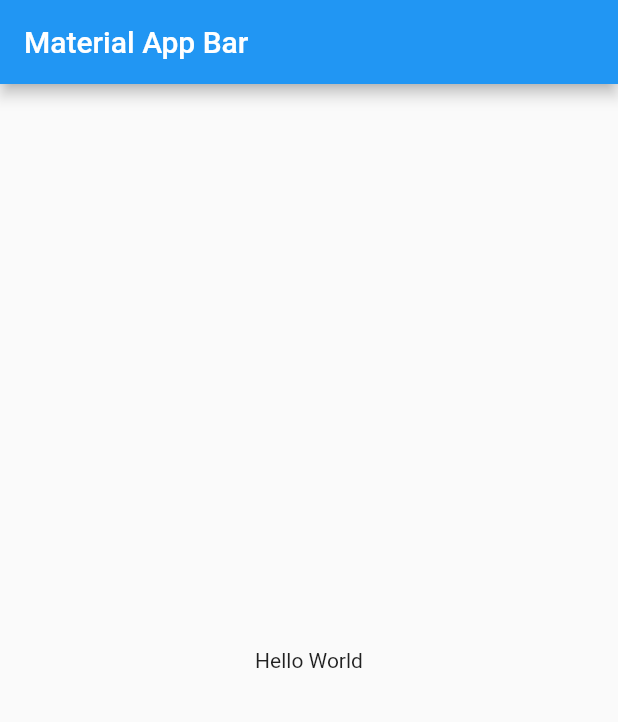
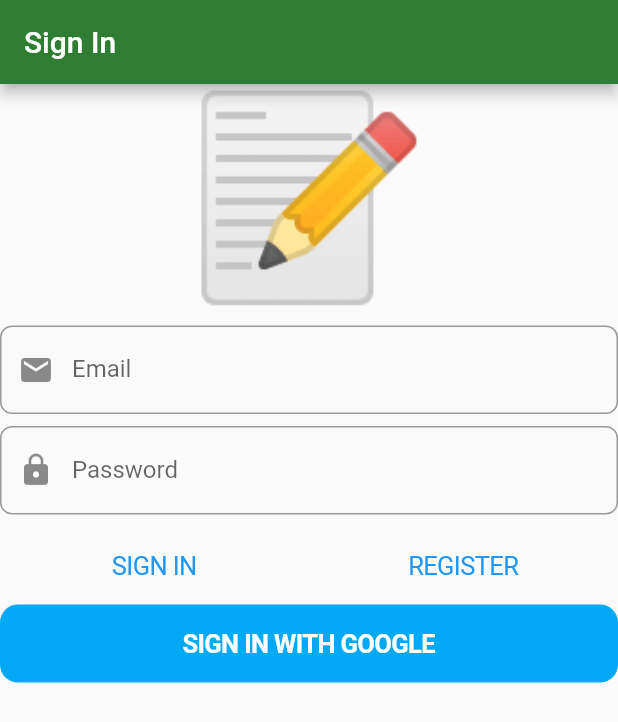
Before and after one commit to DevKang/flutter_study_ddd_firebase, a Flutter app: the screen it shows after launch, on a phone screen of 412 x 824 dp. Shown: the top 722 px of the screen. Run offline on Flutter 3.47's test engine with Material 2 defaults, Android fonts, the phone set to English and light mode, and no system bars; our stand-ins replace another_flushbar, bloc, dartz, firebase_auth, firebase_core, flutter_bloc and 4 more; accounts and stored records are empty.

Commit message:
[2021-03-10] Lecture 08 Completed

```diff
--- a/lib/infrastructure/auth/firebase_auth_facade.dart
+++ b/lib/infrastructure/auth/firebase_auth_facade.dart
@@ -59,6 +59,7 @@ class FirebaseAuthFacade implements IAuthFacade {
 
   @override
   Future<Either<AuthFailure, Unit>> signInWithGoogle() async {
+    try {
       final googleUser = await _googleSignIn.signIn();
       if (googleUser == null) {
         return left(const AuthFailure.cancelledByUser());
@@ -71,5 +72,9 @@ class FirebaseAuthFacade implements IAuthFacade {
       return _firebaseAuth
           .signInWithCredential(authCredential)
           .then((r) => right(unit));
+    } catch (e) {
+      print(e);
+      return left(const AuthFailure.serverError());
     }
   }
+}
--- a/lib/infrastructure/core/firebase_injectable_module.dart
+++ b/lib/infrastructure/core/firebase_injectable_module.dart
@@ -5,7 +5,12 @@ import 'package:injectable/injectable.dart';
 @module
 abstract class FirebaseInjectableMudule {
   @LazySingleton()
-  GoogleSignIn get googleSignIn => GoogleSignIn();
+  GoogleSignIn get googleSignIn => GoogleSignIn(
+        scopes: [
+          'email',
+          'https://www.googleapis.com/auth/contacts.readonly',
+        ],
+      );
 
   @LazySingleton()
   FirebaseAuth get firebaseAuth => FirebaseAuth.instance;
--- a/lib/main.dart
+++ b/lib/main.dart
@@ -1,27 +1,12 @@
+import 'package:firebase_core/firebase_core.dart';
 import 'package:flutter/material.dart';
 import 'package:flutter_ddd_firebase/injection.dart';
+import 'package:flutter_ddd_firebase/presentation/core/app_widget.dart';
 import 'package:injectable/injectable.dart';
 
-void main() {
+Future<void> main() async {
+  WidgetsFlutterBinding.ensureInitialized();
+  await Firebase.initializeApp();
   configureInjection(Environment.prod);
-  runApp(MyApp());
+  runApp(AppWidget());
 }
-
-class MyApp extends StatelessWidget {
-  @override
-  Widget build(BuildContext context) {
-    return MaterialApp(
-      title: "Material App",
-      home: Scaffold(
-        appBar: AppBar(
-          title: Text("Material App Bar"),
-        ),
-        body: Center(
-          child: Container(
-            child: Text("Hello World"),
-          ),
-        ),
-      ),
-    );
-  }
-}
--- /dev/null
+++ b/lib/presentation/core/app_widget.dart
@@ -0,0 +1,22 @@
+import 'package:flutter/material.dart';
+import 'package:flutter_ddd_firebase/presentation/sign_in/sign_in_page.dart';
+
+class AppWidget extends StatelessWidget {
+  @override
+  Widget build(BuildContext context) {
+    return MaterialApp(
+      title: "Notes",
+      home: SignInPage(),
+      debugShowCheckedModeBanner: false,
+      theme: ThemeData.light().copyWith(
+        primaryColor: Colors.green[800],
+        accentColor: Colors.blueAccent,
+        inputDecorationTheme: InputDecorationTheme(
+          border: OutlineInputBorder(
+            borderRadius: BorderRadius.circular(8),
+          ),
+        ),
+      ),
+    );
+  }
+}
--- /dev/null
+++ b/lib/presentation/sign_in/sign_in_page.dart
@@ -0,0 +1,20 @@
+import 'package:flutter/material.dart';
+import 'package:flutter_bloc/flutter_bloc.dart';
+import 'package:flutter_ddd_firebase/application/auth/sign_in_form/sign_in_form_bloc.dart';
+import 'package:flutter_ddd_firebase/injection.dart';
+import 'package:flutter_ddd_firebase/presentation/sign_in/widgets/sign_in_form.dart';
+
+class SignInPage extends StatelessWidget {
+  @override
+  Widget build(BuildContext context) {
+    return Scaffold(
+      appBar: AppBar(
+        title: const Text("Sign In"),
+      ),
+      body: BlocProvider(
+        create: (context) => getIt<SignInFormBloc>(),
+        child: SignInForm(),
+      ),
+    );
+  }
+}
--- /dev/null
+++ b/lib/presentation/sign_in/widgets/sign_in_form.dart
@@ -0,0 +1,133 @@
+import 'package:another_flushbar/flushbar.dart';
+import 'package:another_flushbar/flushbar_helper.dart';
+import 'package:flutter/cupertino.dart';
+import 'package:flutter/material.dart';
+import 'package:flutter_bloc/flutter_bloc.dart';
+import 'package:flutter_ddd_firebase/application/auth/sign_in_form/sign_in_form_bloc.dart';
+
+class SignInForm extends StatelessWidget {
+  @override
+  Widget build(BuildContext context) {
+    return BlocConsumer<SignInFormBloc, SignInFormState>(
+      listener: (context, state) {
+        if (state.authFailureOrSuccess != null) {
+          state.authFailureOrSuccess!.fold(
+            (failure) {
+              FlushbarHelper.createError(
+                message: failure.map(
+                  cancelledByUser: (_) => 'Cancelled',
+                  serverError: (_) => 'Server Error',
+                  emailAlreadyInUse: (_) => 'Email Already in use',
+                  invalidEmailAndPasswordCombination: (_) =>
+                      'Invalid email and password combination',
+                ),
+              ).show(context);
+            },
+            (_) {
+              // TODO: Navigate
+            },
+          );
+        }
+      },
+      builder: (context, state) {
+        return Form(
+          autovalidateMode: state.showErrorMessages
+              ? AutovalidateMode.always
+              : AutovalidateMode.disabled,
+          child: ListView(
+            children: [
+              const Text(
+                '📝',
+                textAlign: TextAlign.center,
+                style: TextStyle(fontSize: 130),
+              ),
+              const SizedBox(height: 8),
+              TextFormField(
+                decoration: const InputDecoration(
+                  prefixIcon: Icon(Icons.email),
+                  labelText: 'Email',
+                ),
+                autocorrect: false,
+                onChanged: (value) => context
+                    .read<SignInFormBloc>()
+                    .add(SignInFormEvent.emailChanged(value)),
+                validator: (_) => context
+                    .read<SignInFormBloc>()
+                    .state
+                    .emailAddress
+                    .value
+                    .fold(
+                      (f) => f.maybeMap(
+                        invalidEmail: (_) => 'Invalid Email',
+                        orElse: () => null,
+                      ),
+                      (_) => null,
+                    ),
+              ),
+              const SizedBox(height: 8),
+              TextFormField(
+                decoration: const InputDecoration(
+                  prefixIcon: Icon(Icons.lock),
+                  labelText: 'Password',
+                ),
+                autocorrect: false,
+                obscureText: true,
+                onChanged: (value) => context
+                    .read<SignInFormBloc>()
+                    .add(SignInFormEvent.passwordChanged(value)),
+                validator: (_) =>
+                    context.read<SignInFormBloc>().state.password.value.fold(
+                          (f) => f.maybeMap(
+                            shortPassword: (_) => 'Invalid Password',
+                            orElse: () => null,
+                          ),
+                          (_) => null,
+                        ),
+              ),
+              const SizedBox(height: 8),
+              Row(children: [
+                Expanded(
+                  child: CupertinoButton(
+                    onPressed: () {
+                      context.read<SignInFormBloc>().add(
+                            const SignInFormEvent
+                                .signInWithEmailAndPasswordPressed(),
+                          );
+                    },
+                    child: const Text("SIGN IN"),
+                  ),
+                ),
+                Expanded(
+                  child: CupertinoButton(
+                    onPressed: () {
+                      context.read<SignInFormBloc>().add(
+                            const SignInFormEvent
+                                .registerWithEmailAndPasswordPressed(),
+                          );
+                    },
+                    child: const Text("REGISTER"),
+                  ),
+                )
+              ]),
+              CupertinoButton(
+                onPressed: () {
+                  context.read<SignInFormBloc>().add(
+                        const SignInFormEvent.signInWithGooglePressed(),
+                      );
+                },
+                color: Colors.lightBlue,
+                child: const Text(
+                  "SIGN IN WITH GOOGLE",
+                  style: TextStyle(
+                    color: Colors.white,
+                    fontWeight: FontWeight.bold,
+                  ),
+                ),
+              )
+            ],
+          ),
+        );
+      },
+    );
+  }
+}
```
Also changed, not shown: pubspec.yaml (+11 -13 lines), pubspec.lock, 6 other files. Lines whose indentation alone changed are shown as unchanged.
